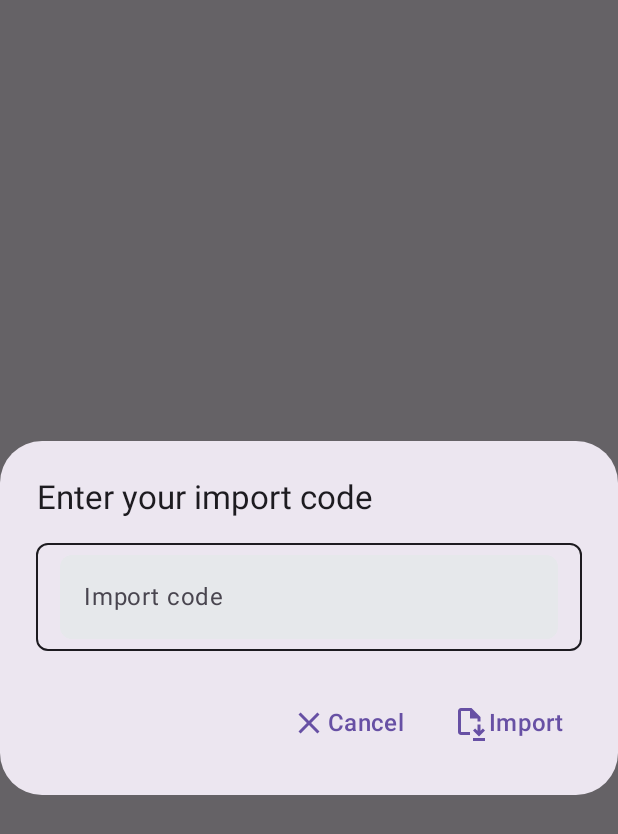
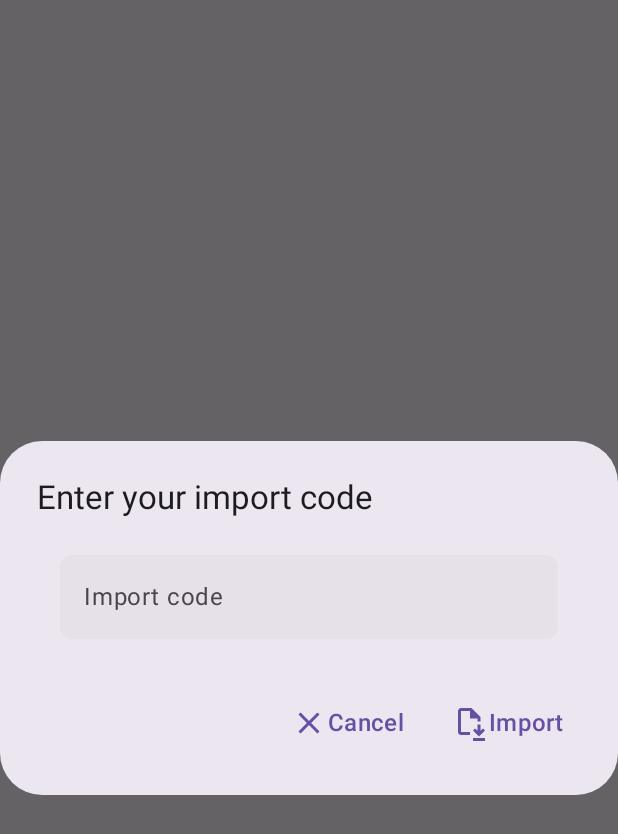
Before and after one commit to besmax/PassMan, an Android app built with Jetpack Compose: the composable EnterImportCode shown on its own in the app's theme, on a phone screen of 412 x 824 dp. Shown: the top 834 px of the screen. Run offline under Robolectric (Android 15) with nearby library versions, the phone set to English and light mode, and no system bars; our stand-ins replace livedata-compose; 2 statements that could not run were skipped.

Commit message:
refactor UserInput: change colors, imeAction done

```diff
--- a/features/main/src/main/java/bes/max/features/main/ui/SettingsScreen.kt
+++ b/features/main/src/main/java/bes/max/features/main/ui/SettingsScreen.kt
@@ -238,8 +238,7 @@ private fun PinCodeInput(
                 if (lastInput != null) {
                     if (lastInput == pinCode) {
                         confirm?.invoke()
-                    }
-                    else {
+                    } else {
                         wrongPinCode = true
                     }
                 } else {
@@ -424,20 +423,11 @@ private fun EnterImportCode(
             )
         },
         text = {
-            Box(
-                Modifier
-                    .border(
-                        width = 1.dp,
-                        color = MaterialTheme.colorScheme.onSurface,
-                        shape = RoundedCornerShape(8.dp)
-                    )
-            ) {
-                UserInput(
-                    hintRes = R.string.import_code,
-                    onValueChanged = { inputCode = it },
-                    maxLines = 3,
-                )
-            }
+            UserInput(
+                hintRes = R.string.import_code,
+                onValueChanged = { inputCode = it },
+                maxLines = 3,
+            )
         },
         confirmButton = {
             TextButton(onClick = {
--- a/ui/src/main/java/bes/max/ui/common/UserInput.kt
+++ b/ui/src/main/java/bes/max/ui/common/UserInput.kt
@@ -5,6 +5,7 @@ import androidx.compose.foundation.clickable
 import androidx.compose.foundation.layout.fillMaxWidth
 import androidx.compose.foundation.layout.padding
 import androidx.compose.foundation.shape.RoundedCornerShape
+import androidx.compose.foundation.text.KeyboardActions
 import androidx.compose.foundation.text.KeyboardOptions
 import androidx.compose.material.icons.Icons
 import androidx.compose.material.icons.outlined.Clear
@@ -21,10 +22,12 @@ import androidx.compose.runtime.setValue
 import androidx.compose.ui.Modifier
 import androidx.compose.ui.focus.onFocusChanged
 import androidx.compose.ui.graphics.Color
+import androidx.compose.ui.platform.LocalFocusManager
 import androidx.compose.ui.res.painterResource
 import androidx.compose.ui.res.stringResource
 import androidx.compose.ui.text.TextStyle
 import androidx.compose.ui.text.font.FontWeight
+import androidx.compose.ui.text.input.ImeAction
 import androidx.compose.ui.text.input.KeyboardType
 import androidx.compose.ui.text.input.PasswordVisualTransformation
 import androidx.compose.ui.text.input.VisualTransformation
@@ -44,6 +47,7 @@ fun UserInput(
 ) {
     var text by rememberSaveable() { mutableStateOf(initialText) }
     var passwordIsShown by rememberSaveable { mutableStateOf(false) }
+    val focusManager = LocalFocusManager.current
 
     TextField(
         value = text,
@@ -58,18 +62,21 @@ fun UserInput(
             fontSize = 16.sp
         ),
         colors = TextFieldDefaults.colors(
-            focusedContainerColor = LightGray,
-            unfocusedContainerColor = LightGray,
-            disabledContainerColor = LightGray,
             focusedIndicatorColor = Color.Transparent,
             unfocusedIndicatorColor = Color.Transparent,
             disabledIndicatorColor = Color.Transparent,
-            focusedTextColor = Color.Black,
-            unfocusedTextColor = Color.Black
         ),
         shape = RoundedCornerShape(8.dp),
-        keyboardOptions = if (passwordInput) KeyboardOptions(keyboardType = KeyboardType.Password)
-        else KeyboardOptions(keyboardType = KeyboardType.Text),
+        keyboardOptions = if (passwordInput) KeyboardOptions(
+            keyboardType = KeyboardType.Password,
+            imeAction = ImeAction.Done
+        ) else KeyboardOptions(
+            keyboardType = KeyboardType.Text,
+            imeAction = ImeAction.Done,
+        ),
+        keyboardActions = KeyboardActions(
+            onDone = { focusManager.clearFocus() }
+        ),
         visualTransformation = if (!passwordIsShown && passwordInput) PasswordVisualTransformation()
         else VisualTransformation.None,
         trailingIcon = {
```
